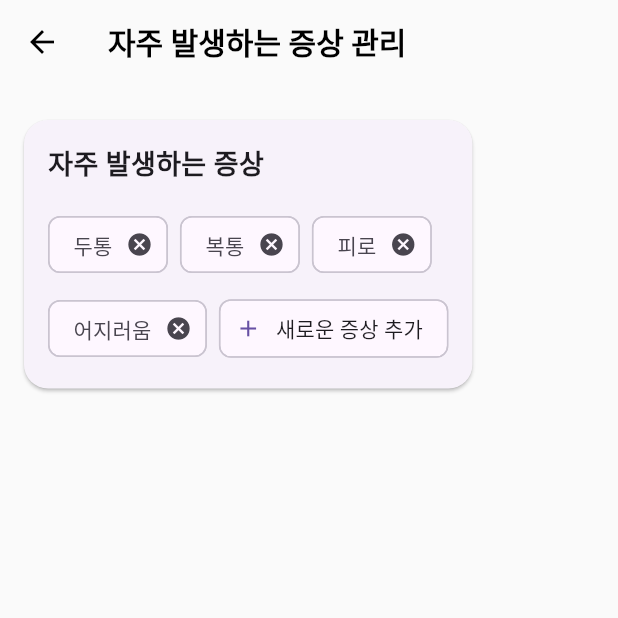
After one commit to cathyjiwon/Checkey-mvp, a Flutter app: the screen it shows after launch, in the side drawer, after a tap on "자주 발생하는 증상 관리", on a phone screen of 412 x 824 dp, the top half of it. The commit adds this screen. Run offline on Flutter 3.47's test engine with Material 3 defaults, Android fonts, the light colour scheme and no system bars; our stand-ins replace fl_chart, shared_preferences, table_calendar.

Commit message:
증상 및 약물에서 증상 탭서랍으로 분리

```diff
--- a/lib/main.dart
+++ b/lib/main.dart
@@ -1,11 +1,12 @@
 import 'package:flutter/material.dart';
 import 'package:provider/provider.dart';
+import 'package:solusmvp/services/symptom_manager.dart';
 import 'package:solusmvp/screens/diary_screen.dart';
 import 'package:solusmvp/screens/home_screen.dart';
+import 'package:solusmvp/screens/statistics_screen.dart';
 import 'package:solusmvp/screens/solution_screen.dart';
-import 'package:solusmvp/screens/statistics_screen.dart';
-import 'package:solusmvp/screens/symptom_and_medication_screen.dart';
-import 'package:solusmvp/services/symptom_manager.dart';
+import 'package:solusmvp/screens/medication_screen.dart';
+import 'package:solusmvp/widgets/frequent_symptom_drawer.dart';
 
 void main() {
   runApp(
@@ -52,7 +53,7 @@ class _TabScreenState extends State<TabScreen> {
 
   static const List<Widget> _tabScreens = <Widget>[
     HomeScreen(),
-    SymptomAndMedicationScreen(),
+    MedicationScreen(),
     DiaryScreen(),
     StatisticsScreen(),
     SolutionScreen(),
@@ -79,7 +80,7 @@ class _TabScreenState extends State<TabScreen> {
                 color: Colors.green,
               ),
               child: Text(
-                '탭 메뉴',
+                '메뉴',
                 style: TextStyle(
                   color: Colors.white,
                   fontSize: 24,
@@ -96,8 +97,8 @@ class _TabScreenState extends State<TabScreen> {
               },
             ),
             ListTile(
-              leading: const Icon(Icons.medical_services),
-              title: const Text('증상 및 약물'),
+              leading: const Icon(Icons.medication),
+              title: const Text('약 복용'),
               selected: _selectedIndex == 1,
               onTap: () {
                 _onItemTapped(1);
@@ -131,6 +132,18 @@ class _TabScreenState extends State<TabScreen> {
                 Navigator.pop(context);
               },
             ),
+            const Divider(),
+            ListTile(
+              leading: const Icon(Icons.sick_outlined),
+              title: const Text('자주 발생하는 증상 관리'),
+              onTap: () {
+                Navigator.pop(context);
+                Navigator.push(
+                  context,
+                  MaterialPageRoute(builder: (context) => const FrequentSymptomDrawer()),
+                );
+              },
+            ),
           ],
         ),
       ),
@@ -142,8 +155,8 @@ class _TabScreenState extends State<TabScreen> {
             label: '홈',
           ),
           BottomNavigationBarItem(
-            icon: Icon(Icons.medical_services),
-            label: '증상',
+            icon: Icon(Icons.medication),
+            label: '약 복용',
           ),
           BottomNavigationBarItem(
             icon: Icon(Icons.calendar_today),
--- /dev/null
+++ b/lib/widgets/frequent_symptom_drawer.dart
@@ -0,0 +1,92 @@
+import 'package:flutter/material.dart';
+import 'package:provider/provider.dart';
+import '../services/symptom_manager.dart';
+import '../widgets/custom_card.dart';
+
+class FrequentSymptomDrawer extends StatelessWidget {
+  const FrequentSymptomDrawer({super.key});
+
+  @override
+  Widget build(BuildContext context) {
+    final symptomManager = Provider.of<SymptomManager>(context);
+
+    return Scaffold(
+      appBar: AppBar(
+        title: const Text('자주 발생하는 증상 관리'),
+      ),
+      body: SingleChildScrollView(
+        child: Padding(
+          padding: const EdgeInsets.all(16.0),
+          child: CustomCard(
+            child: Column(
+              crossAxisAlignment: CrossAxisAlignment.start,
+              children: [
+                const Text(
+                  '자주 발생하는 증상',
+                  style: TextStyle(fontSize: 18, fontWeight: FontWeight.bold),
+                ),
+                const SizedBox(height: 16),
+                Wrap(
+                  spacing: 8.0,
+                  runSpacing: 8.0,
+                  children: [
+                    ...symptomManager.frequentSymptoms.map((symptom) {
+                      return Chip(
+                        label: Text(symptom),
+                        onDeleted: () {
+                          symptomManager.removeFrequentSymptom(symptom);
+                        },
+                      );
+                    }).toList(),
+                    ActionChip(
+                      avatar: const Icon(Icons.add),
+                      label: const Text('새로운 증상 추가'),
+                      onPressed: () => _addSymptom(context, symptomManager),
+                    ),
+                  ],
+                ),
+              ],
+            ),
+          ),
+        ),
+      ),
+    );
+  }
+
+  void _addSymptom(BuildContext context, SymptomManager manager) {
+    _showAddDialog(context, '증상 추가', (text) => manager.addFrequentSymptom(text));
+  }
+
+  void _showAddDialog(BuildContext context, String title, Function(String) onSave) {
+    final TextEditingController controller = TextEditingController();
+    showDialog(
+      context: context,
+      builder: (context) {
+        return AlertDialog(
+          title: Text(title),
+          content: TextField(
+            controller: controller,
+            decoration: InputDecoration(hintText: "$title을 입력하세요"),
+          ),
+          actions: [
+            TextButton(
+              onPressed: () {
+                Navigator.pop(context);
+              },
+              child: const Text('취소'),
+            ),
+            TextButton(
+              onPressed: () {
+                if (controller.text.isNotEmpty) {
+                  onSave(controller.text);
+                  Navigator.pop(context);
+                }
+              },
+              child: const Text('저장'),
+            ),
+          ],
+        );
+      },
+    );
+  }
+}
```
Also changed, not shown: lib/screens/medication_screen.dart (renamed from lib/screens/symptom_and_medication_screen.dart, +2 -38 lines).
